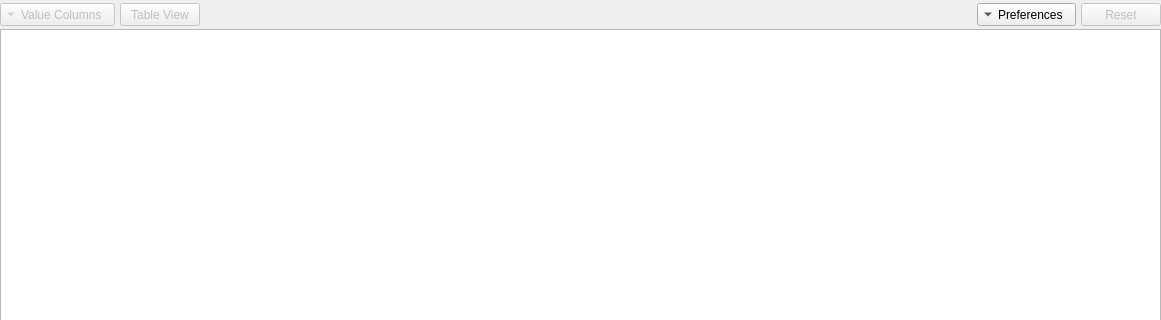
GAMS-dev/studio, file src/gdxviewer/gdxsymbolview.ui: the form before one commit; both pictures show x 0 to 1161 and y 0 to 320 of the 1161 by 646 pixel window.
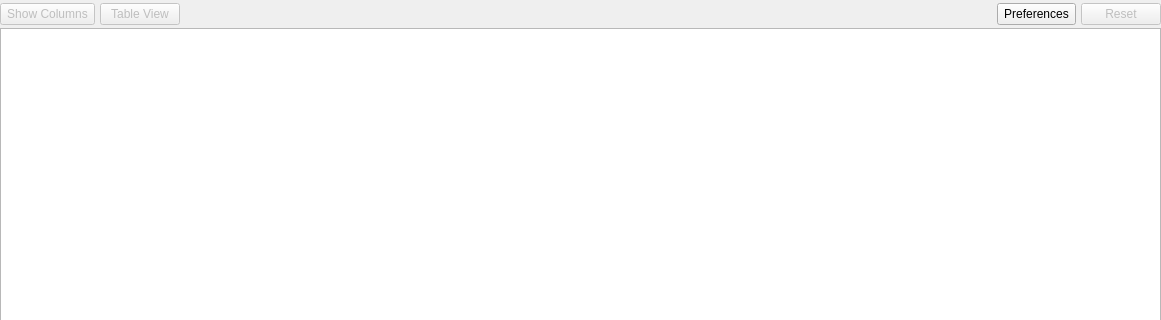
The form after the commit.

Commit message: removed large arrows from buttons, minor layout adjustments

The edit to the form file:
```diff
--- a/src/gdxviewer/gdxsymbolview.ui
+++ b/src/gdxviewer/gdxsymbolview.ui
@@ -11,14 +11,14 @@
    </rect>
   </property>
   <property name="sizePolicy">
-   <sizepolicy hsizetype="Minimum" vsizetype="Preferred">
+   <sizepolicy hsizetype="Preferred" vsizetype="Preferred">
     <horstretch>0</horstretch>
     <verstretch>0</verstretch>
    </sizepolicy>
   </property>
   <property name="minimumSize">
    <size>
-    <width>350</width>
+    <width>0</width>
     <height>0</height>
    </size>
   </property>
@@ -30,7 +30,7 @@
     <number>3</number>
    </property>
    <property name="sizeConstraint">
-    <enum>QLayout::SetMinimumSize</enum>
+    <enum>QLayout::SetDefaultConstraint</enum>
    </property>
    <property name="leftMargin">
     <number>0</number>
@@ -55,7 +55,7 @@
         <bool>false</bool>
        </property>
        <property name="sizePolicy">
-        <sizepolicy hsizetype="Preferred" vsizetype="Minimum">
+        <sizepolicy hsizetype="Minimum" vsizetype="Preferred">
          <horstretch>0</horstretch>
          <verstretch>0</verstretch>
         </sizepolicy>
@@ -67,13 +67,13 @@
         <string>Hide/Show specific value columns</string>
        </property>
        <property name="text">
-        <string>Value Columns</string>
+        <string>Show Columns</string>
        </property>
        <property name="popupMode">
         <enum>QToolButton::InstantPopup</enum>
        </property>
        <property name="toolButtonStyle">
-        <enum>Qt::ToolButtonTextBesideIcon</enum>
+        <enum>Qt::ToolButtonTextOnly</enum>
        </property>
        <property name="autoRaise">
         <bool>false</bool>
@@ -117,6 +117,12 @@
      </item>
      <item>
       <widget class="QToolButton" name="tbPreferences">
+       <property name="sizePolicy">
+        <sizepolicy hsizetype="Minimum" vsizetype="Preferred">
+         <horstretch>0</horstretch>
+         <verstretch>0</verstretch>
+        </sizepolicy>
+       </property>
        <property name="text">
         <string>Preferences</string>
        </property>
@@ -124,7 +130,7 @@
         <enum>QToolButton::InstantPopup</enum>
        </property>
        <property name="toolButtonStyle">
-        <enum>Qt::ToolButtonTextBesideIcon</enum>
+        <enum>Qt::ToolButtonTextOnly</enum>
        </property>
        <property name="arrowType">
         <enum>Qt::DownArrow</enum>
```
The commit also changes 2 other files.
